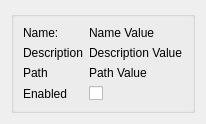
Old version of the form qt/OpenRGBPluginsPage/OpenRGBPluginsEntry.ui in the repository CalcProgrammer1/OpenRGB.
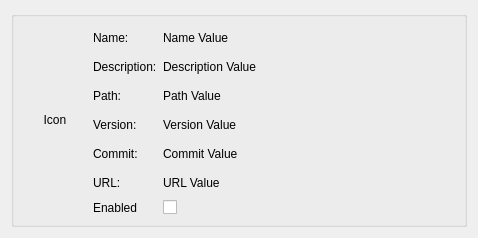
New version of the form.

Commit message: First draft of plugin API changes

What changed in the file:
```diff
--- a/qt/OpenRGBPluginsPage/OpenRGBPluginsEntry.ui
+++ b/qt/OpenRGBPluginsPage/OpenRGBPluginsEntry.ui
@@ -6,8 +6,8 @@
    <rect>
     <x>0</x>
     <y>0</y>
-    <width>195</width>
-    <height>109</height>
+    <width>478</width>
+    <height>238</height>
    </rect>
   </property>
   <property name="windowTitle">
@@ -20,7 +20,28 @@
       <string/>
      </property>
      <layout class="QGridLayout" name="gridLayout_2">
-      <item row="1" column="1">
+      <item row="3" column="1">
+       <widget class="QLabel" name="VersionLabel">
+        <property name="text">
+         <string>Version:</string>
+        </property>
+       </widget>
+      </item>
+      <item row="6" column="2">
+       <widget class="QCheckBox" name="EnabledCheckBox">
+        <property name="text">
+         <string/>
+        </property>
+       </widget>
+      </item>
+      <item row="2" column="2">
+       <widget class="QLabel" name="PathValue">
+        <property name="text">
+         <string>Path Value</string>
+        </property>
+       </widget>
+      </item>
+      <item row="1" column="2">
        <widget class="QLabel" name="DescriptionValue">
         <property name="sizePolicy">
          <sizepolicy hsizetype="Expanding" vsizetype="Preferred">
@@ -33,40 +54,7 @@
         </property>
        </widget>
       </item>
-      <item row="3" column="0">
-       <widget class="QLabel" name="EnabledLabel">
-        <property name="text">
-         <string>Enabled</string>
-        </property>
-       </widget>
-      </item>
       <item row="0" column="1">
-       <widget class="QLabel" name="NameValue">
-        <property name="sizePolicy">
-         <sizepolicy hsizetype="Expanding" vsizetype="Preferred">
-          <horstretch>0</horstretch>
-          <verstretch>0</verstretch>
-         </sizepolicy>
-        </property>
-        <property name="text">
-         <string>Name Value</string>
-        </property>
-       </widget>
-      </item>
-      <item row="1" column="0">
-       <widget class="QLabel" name="DescriptionLabel">
-        <property name="sizePolicy">
-         <sizepolicy hsizetype="Minimum" vsizetype="Preferred">
-          <horstretch>0</horstretch>
-          <verstretch>0</verstretch>
-         </sizepolicy>
-        </property>
-        <property name="text">
-         <string>Description</string>
-        </property>
-       </widget>
-      </item>
-      <item row="0" column="0">
        <widget class="QLabel" name="NameLabel">
         <property name="sizePolicy">
          <sizepolicy hsizetype="Minimum" vsizetype="Preferred">
@@ -79,24 +67,109 @@
         </property>
        </widget>
       </item>
-      <item row="3" column="1">
-       <widget class="QCheckBox" name="EnabledCheckBox">
+      <item row="1" column="1">
+       <widget class="QLabel" name="DescriptionLabel">
+        <property name="sizePolicy">
+         <sizepolicy hsizetype="Minimum" vsizetype="Preferred">
+          <horstretch>0</horstretch>
+          <verstretch>0</verstretch>
+         </sizepolicy>
+        </property>
         <property name="text">
-         <string/>
+         <string>Description:</string>
         </property>
        </widget>
       </item>
-      <item row="2" column="0">
-       <widget class="QLabel" name="PathLabel">
+      <item row="5" column="1">
+       <widget class="QLabel" name="URLLabel">
         <property name="text">
-         <string>Path</string>
+         <string>URL:</string>
+        </property>
+       </widget>
+      </item>
+      <item row="0" column="2">
+       <widget class="QLabel" name="NameValue">
+        <property name="sizePolicy">
+         <sizepolicy hsizetype="Expanding" vsizetype="Preferred">
+          <horstretch>0</horstretch>
+          <verstretch>0</verstretch>
+         </sizepolicy>
+        </property>
+        <property name="text">
+         <string>Name Value</string>
+        </property>
+       </widget>
+      </item>
+      <item row="3" column="2">
+       <widget class="QLabel" name="VersionValue">
+        <property name="text">
+         <string>Version Value</string>
+        </property>
+       </widget>
+      </item>
+      <item row="4" column="2">
+       <widget class="QLabel" name="CommitValue">
+        <property name="text">
+         <string>Commit Value</string>
         </property>
        </widget>
       </item>
       <item row="2" column="1">
-       <widget class="QLabel" name="PathValue">
+       <widget class="QLabel" name="PathLabel">
         <property name="text">
-         <string>Path Value</string>
+         <string>Path:</string>
+        </property>
+       </widget>
+      </item>
+      <item row="6" column="1">
+       <widget class="QLabel" name="EnabledLabel">
+        <property name="text">
+         <string>Enabled</string>
+        </property>
+       </widget>
+      </item>
+      <item row="4" column="1">
+       <widget class="QLabel" name="CommitLabel">
+        <property name="text">
+         <string>Commit:</string>
+        </property>
+       </widget>
+      </item>
+      <item row="5" column="2">
+       <widget class="QLabel" name="URLValue">
+        <property name="text">
+         <string>URL Value</string>
+        </property>
+        <property name="openExternalLinks">
+         <bool>true</bool>
+        </property>
+       </widget>
+      </item>
+      <item row="0" column="0" rowspan="7">
+       <widget class="QLabel" name="IconView">
+        <property name="sizePolicy">
+         <sizepolicy hsizetype="Fixed" vsizetype="Fixed">
+          <horstretch>0</horstretch>
+          <verstretch>0</verstretch>
+         </sizepolicy>
+        </property>
+        <property name="minimumSize">
+         <size>
+          <width>64</width>
+          <height>64</height>
+         </size>
+        </property>
+        <property name="maximumSize">
+         <size>
+          <width>64</width>
+          <height>64</height>
+         </size>
+        </property>
+        <property name="text">
+         <string>Icon</string>
+        </property>
+        <property name="alignment">
+         <set>Qt::AlignCenter</set>
         </property>
        </widget>
       </item>
```
The commit also changes 6 other files.
